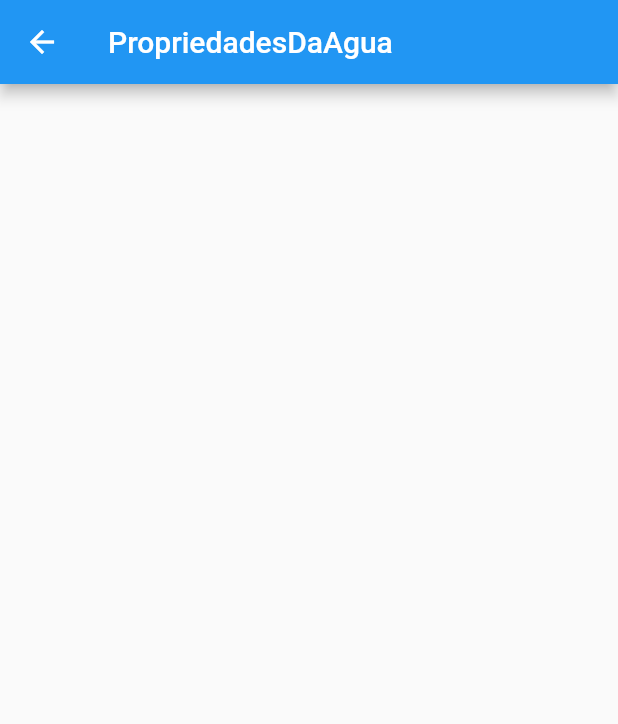
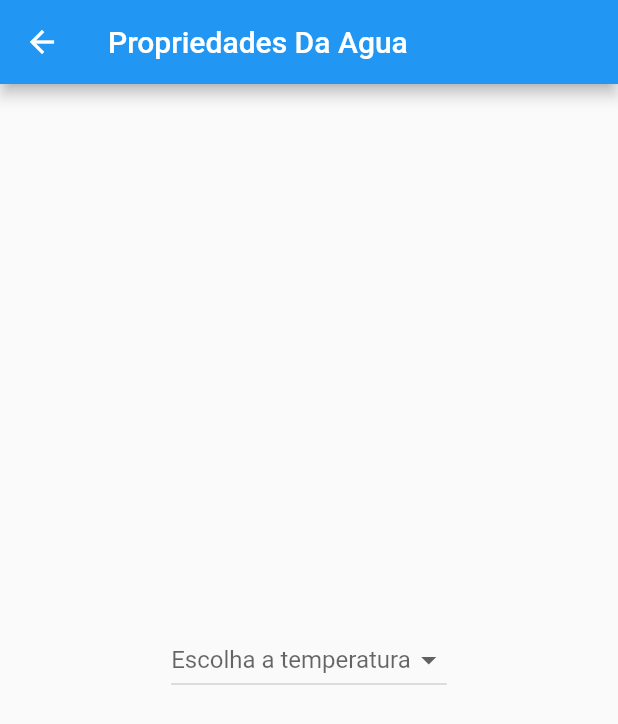
Before and after one commit to JuTluszcz/Projeto_Hidralc, a Flutter app: the PropriedadesDaAgua screen opened directly, on a phone screen of 412 x 824 dp. Shown: the top 724 px of the screen. Run offline on Flutter 3.47's test engine with Material 2 defaults, Android fonts, the light colour scheme and no system bars.

Commit message:
05/05 primeira

```diff
--- a/hidralc_calc/lib/propriedadesDaAgua.dart
+++ b/hidralc_calc/lib/propriedadesDaAgua.dart
@@ -3,11 +3,31 @@
 import 'package:flutter/material.dart';
 
 class PropriedadesDaAgua extends StatelessWidget{
+  final dropValue = ValueNotifier('');
+  final dropOpcoes = ['0', '4','10','20','30','40','50','60','80','100'];
+
+  PropriedadesDaAgua({Key? key}) : super(key:  key);
+
   @override
   Widget build(BuildContext context){
     return Scaffold(
-      appBar: AppBar(title: const Text("PropriedadesDaAgua") ,
-      )
-    );
-  }
+      appBar: AppBar(title: const Text("Propriedades Da Agua") ,
+      ),
+      body: Center(
+        child:ValueListenableBuilder(
+          valueListenable: dropValue,
+          builder:(BuildContext context, String value, _) {
+              return DropdownButton(
+              hint: const Text('Escolha a temperatura'),
+              value: (value.isEmpty) ? null : value,
+              onChanged: (escolha)=> dropValue.value = escolha.toString(),
+              items: dropOpcoes.map((opcao) => DropdownMenuItem(
+                value: opcao,
+                child: Text(opcao),
+                )).toList(),
+            );
+          }),
+        ),
+      );
+    }
 }
--- a/hidralc_calc/lib/propriedadesFisicasFluidos.dart
+++ b/hidralc_calc/lib/propriedadesFisicasFluidos.dart
@@ -1,6 +1,7 @@
-// ignore_for_file: file_names
+// ignore_for_file: file_names, prefer_const_constructors
 
 import 'package:flutter/material.dart';
+import 'package:hidralc_calc/propriedadesDaAgua.dart';
 
 class  PropriedadesFisicasDosFluidos extends StatelessWidget {
   @override
@@ -25,11 +26,13 @@ class _ListPropFisicas extends State<ListPropFisicas> {
   Widget build (BuildContext context){
     return MaterialApp(
       home: ListView(
-        children: const [
+        children:  [
           Card(
-            child:ListTile(
-              title: Text("Propriedades da água"),
+            child:TextButton(
+             onPressed: (){Navigator.push(context, MaterialPageRoute(builder: (context) => PropriedadesDaAgua()));},
+             child: Text('Propriedades da Agua'),
             )
+
           ),
           Card(
             child:ListTile(
```
